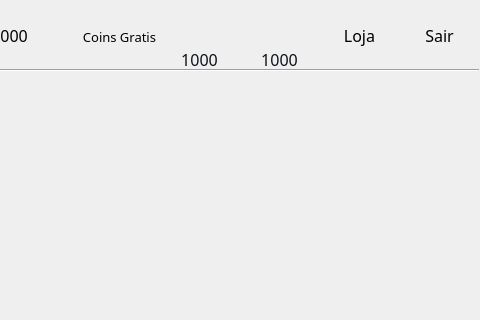
This is CoreGame/Menus/UI/MainMenu.ui in joaopteixeira/SpaceShipPY as Qt 5 draws it before an edit; both pictures show x 651 to 1131 and y 0 to 320 of the 1131 by 804 pixel window. The edited form follows.
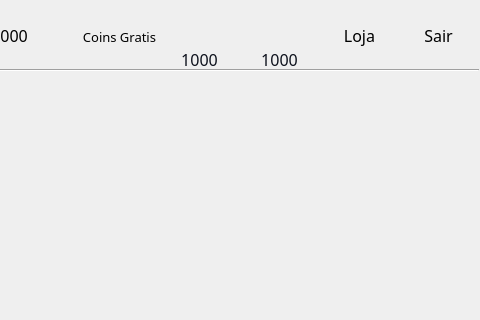
This is the edited form.

```diff
--- a/CoreGame/Menus/UI/MainMenu.ui
+++ b/CoreGame/Menus/UI/MainMenu.ui
@@ -175,7 +175,7 @@
     <widget class="QPushButton" name="lb_exit">
      <property name="geometry">
       <rect>
-       <x>1050</x>
+       <x>1049</x>
        <y>-1</y>
        <width>81</width>
        <height>73</height>
```
